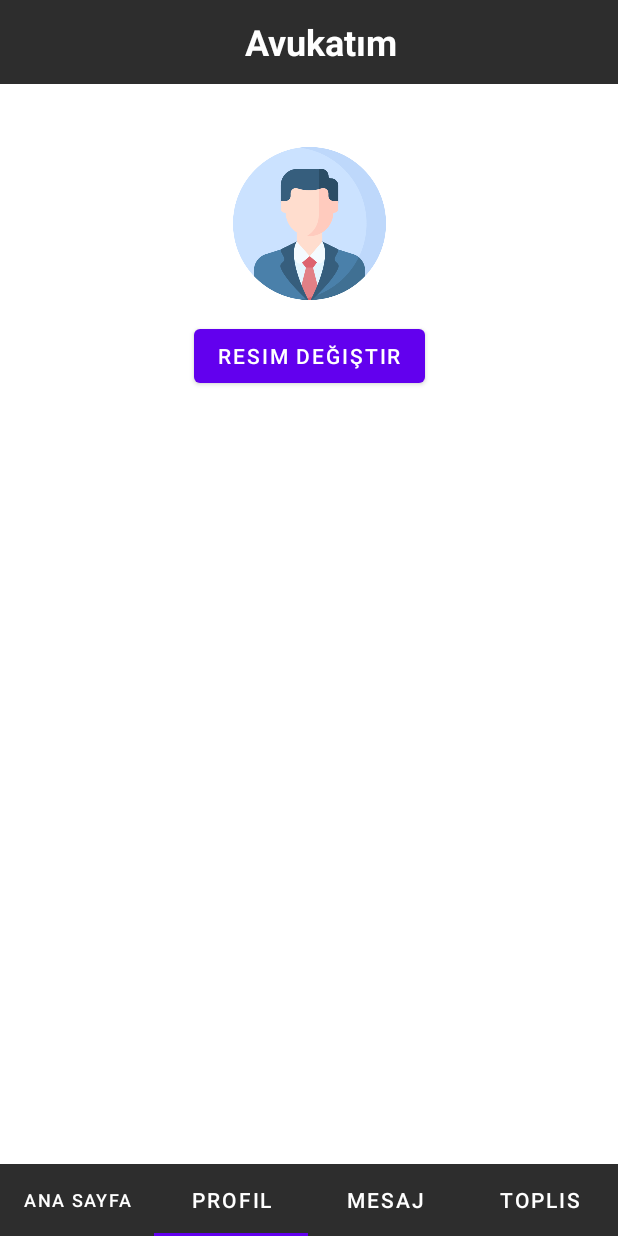
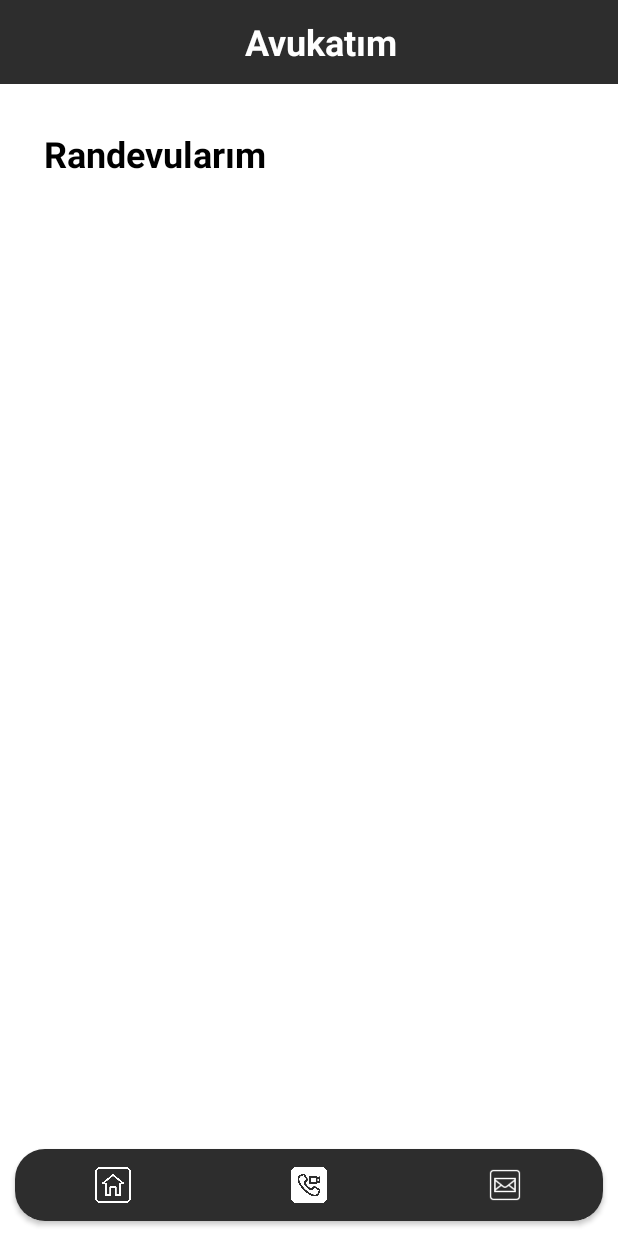
Before and after one commit to engingulek/AvukatimAnroidApp, an Android app: the ClientTabLayoutFragment screen opened through its navigation route, item 2 of the bottom bar chosen, on a phone screen of 412 x 824 dp. Run offline under Robolectric (Android 15) with nearby library versions, the phone set to English and light mode, and no system bars; our stand-ins replace Firebase (no records; nobody signed in at launch, a user with empty details on screens opened directly), data binding.

Commit message:
Tablayout design

```diff
--- a/Avukatım/app/src/main/java/com/example/test/fragment/ClientTabLayoutFragment.kt
+++ b/Avukatım/app/src/main/java/com/example/test/fragment/ClientTabLayoutFragment.kt
@@ -10,13 +10,38 @@ import androidx.viewpager2.adapter.FragmentStateAdapter
 import com.example.test.R
 import com.example.test.databinding.FragmentClientTabLayoutBinding
 import com.google.android.material.tabs.TabLayoutMediator
+import com.google.android.material.tabs.TabLayout
+
+
+import com.google.android.material.tabs.TabLayout.OnTabSelectedListener
 
 
 class ClientTabLayoutFragment : Fragment() {
     private val fragmentList = ArrayList<Fragment>()
     private val fragmentTitleList = ArrayList<String>()
     private lateinit var design : FragmentClientTabLayoutBinding
+    private val tabIcons = intArrayOf(
 
+        R.drawable.home,
+        R.drawable.meet,
+        R.drawable.chat
+
+
+
+
+
+        )
+
+
+    private val selecttabIcons = intArrayOf(
+        R.drawable.selected_home,
+        R.drawable.selected_meet,
+        R.drawable.select_chat
+
+
+
+
+    )
 
 
     override fun onCreateView(
@@ -26,42 +51,73 @@ class ClientTabLayoutFragment : Fragment() {
         design = DataBindingUtil.inflate(inflater,R.layout.fragment_client_tab_layout, container, false)
 
         design.fragmentClientTabLayout = this
-
+        design.clientTabLayout.getTabAt(0)?.setIcon(selecttabIcons[0])
 
         val adapter = MyViewPageAdapter(this)
         design.viewPager.adapter = adapter
 
       if (fragmentTitleList.isEmpty()) {
           fragmentList.add(ClientHomePageFragment())
-          fragmentTitleList.add("Ana Sayfa")
-          fragmentList.add(ClientAuthPageFragment())
+          fragmentTitleList.add("")
+          fragmentList.add(ClientMeetingList())
          fragmentList.add(ChatListFragment())
-          fragmentList.add(ClientMeetingList())
-
           if (fragmentTitleList.size == 1) {
-              fragmentTitleList.add("Profil")
-              fragmentTitleList.add("Mesaj")
-              fragmentTitleList.add("TopliS")
-
-
+              fragmentTitleList.add("")
+              fragmentTitleList.add("")
           }
       }
+// Basılan tablayouta ait fragmentin getirilmesi
+        TabLayoutMediator(design.clientTabLayout,design.viewPager) { tab,position ->
+            tab.setText(fragmentTitleList[position])
+        }.attach()
+        setupTabIcons()
 
 
 
 
-// Basılan tablayouta ait fragmentin getirilmesi
-        TabLayoutMediator(design.clientTabLayout,design.viewPager) { tab,position ->
-            tab.setText(fragmentTitleList[position])
 
-        }.attach()
 
+        design.clientTabLayout.setOnTabSelectedListener(object : OnTabSelectedListener {
+            override fun onTabSelected(tab: TabLayout.Tab) {
+
+
+                if (design.clientTabLayout.getTabAt(0)?.isSelected == true) {
+                    design.clientTabLayout.getTabAt(0)?.setIcon(selecttabIcons[0])
+                    design.clientTabLayout.getTabAt(1)?.setIcon(tabIcons[1])
+                    design.clientTabLayout.getTabAt(2)?.setIcon(tabIcons[2])
+                }
+
+
+                if (design.clientTabLayout.getTabAt(1)?.isSelected == true) {
+                    design.clientTabLayout.getTabAt(1)?.setIcon(selecttabIcons[1])
+                    design.clientTabLayout.getTabAt(0)?.setIcon(tabIcons[0])
+                    design.clientTabLayout.getTabAt(2)?.setIcon(tabIcons[2])
+                }
+
+                if (design.clientTabLayout.getTabAt(2)?.isSelected == true) {
+                    design.clientTabLayout.getTabAt(0)?.setIcon(tabIcons[0])
+                    design.clientTabLayout.getTabAt(1)?.setIcon(tabIcons[1])
+                    design.clientTabLayout.getTabAt(2)?.setIcon(selecttabIcons[2])
+                }
+
+
+            }
+
+            override fun onTabUnselected(tab: TabLayout.Tab) {
+
+            }
+
+            override fun onTabReselected(tab: TabLayout.Tab) {}
+        })
 
 
 
 
         return design.root
     }
+
+
+
 
     // fragment listesi kadar yer oluşturulması
     inner class MyViewPageAdapter(fragmentClientTabLayoutFragment: ClientTabLayoutFragment)
@@ -79,5 +135,14 @@ class ClientTabLayoutFragment : Fragment() {
 
     }
 
+    fun setupTabIcons() {
+        design.clientTabLayout.getTabAt(0)!!.setIcon(selecttabIcons[0])
+        design.clientTabLayout.getTabAt(1)!!.setIcon(tabIcons[1])
+        design.clientTabLayout.getTabAt(2)!!.setIcon(tabIcons[2])
+
+    }
+
+
+
 
 }
--- /dev/null
+++ b/Avukatım/app/src/main/res/drawable/message_icon.xml
@@ -0,0 +1,5 @@
+<vector android:autoMirrored="true" android:height="24dp"
+    android:tint="#FFFFFF" android:viewportHeight="24"
+    android:viewportWidth="24" android:width="24dp" xmlns:android="http://schemas.android.com/apk/res/android">
+    <path android:fillColor="@android:color/white" android:pathData="M20,2L4,2c-1.1,0 -1.99,0.9 -1.99,2L2,22l4,-4h14c1.1,0 2,-0.9 2,-2L22,4c0,-1.1 -0.9,-2 -2,-2zM18,14L6,14v-2h12v2zM18,11L6,11L6,9h12v2zM18,8L6,8L6,6h12v2z"/>
+</vector>
--- /dev/null
+++ b/Avukatım/app/src/main/res/drawable/selected_chat.xml
@@ -0,0 +1,5 @@
+<vector android:height="24dp" android:tint="#FFFFFF"
+    android:viewportHeight="24" android:viewportWidth="24"
+    android:width="24dp" xmlns:android="http://schemas.android.com/apk/res/android">
+    <path android:fillColor="@android:color/white" android:pathData="M20,2H4c-1.1,0 -2,0.9 -2,2v18l4,-4h14c1.1,0 2,-0.9 2,-2V4c0,-1.1 -0.9,-2 -2,-2z"/>
+</vector>
--- /dev/null
+++ b/Avukatım/app/src/main/res/drawable/selected_home_icon.xml
@@ -0,0 +1,5 @@
+<vector android:height="24dp" android:tint="#C10808"
+    android:viewportHeight="24" android:viewportWidth="24"
+    android:width="24dp" xmlns:android="http://schemas.android.com/apk/res/android">
+    <path android:fillColor="#BA0C0C" android:pathData="M10,20v-6h4v6h5v-8h3L12,3 2,12h3v8z"/>
+</vector>
--- /dev/null
+++ b/Avukatım/app/src/main/res/drawable/tab_layout.xml
@@ -0,0 +1,6 @@
+<?xml version="1.0" encoding="utf-8"?>
+<shape xmlns:android="http://schemas.android.com/apk/res/android"
+    android:shape="rectangle">
+    <solid android:color="@color/toolbarColor" />
+    <solid android:color="@android:color/transparent" />
+</shape>
--- a/Avukatım/app/src/main/res/layout/fragment_client_tab_layout.xml
+++ b/Avukatım/app/src/main/res/layout/fragment_client_tab_layout.xml
@@ -53,9 +53,21 @@
 
     </androidx.appcompat.widget.Toolbar>
 
+    <androidx.cardview.widget.CardView
+        android:id="@+id/cardTab"
+        android:layout_width="0dp"
+        android:layout_height="wrap_content"
+        android:layout_marginStart="10dp"
+        android:layout_marginEnd="10dp"
+        android:layout_marginBottom="10dp"
+        app:cardCornerRadius="20dp"
+        app:layout_constraintBottom_toBottomOf="parent"
+        app:layout_constraintEnd_toEndOf="parent"
+        app:layout_constraintStart_toStartOf="parent">
+
         <com.google.android.material.tabs.TabLayout
             android:id="@+id/clientTabLayout"
-        android:layout_width="0dp"
+            android:layout_width="match_parent"
             android:layout_height="wrap_content"
             android:background="@color/toolbarColor"
             app:layout_constraintBottom_toBottomOf="parent"
@@ -63,14 +75,20 @@
             app:layout_constraintStart_toStartOf="parent"
             app:layout_constraintTop_toBottomOf="@+id/viewPager"
             app:tabIconTint="@color/white"
+            app:tabIndicatorHeight="0dp"
+
             app:tabTextColor="#FFFFFF"
             tools:ignore="SpeakableTextPresentCheck,SpeakableTextPresentCheck" />
+
+
+    </androidx.cardview.widget.CardView>
+
 
     <androidx.viewpager2.widget.ViewPager2
         android:id="@+id/viewPager"
         android:layout_width="0dp"
         android:layout_height="0dp"
-        app:layout_constraintBottom_toTopOf="@+id/clientTabLayout"
+        app:layout_constraintBottom_toTopOf="@+id/cardTab"
         app:layout_constraintEnd_toEndOf="parent"
         app:layout_constraintStart_toStartOf="parent"
         app:layout_constraintTop_toBottomOf="@+id/toolbar3" />
--- a/Avukatım/app/src/main/res/values/colors.xml
+++ b/Avukatım/app/src/main/res/values/colors.xml
@@ -2,7 +2,7 @@
 <resources>
     <color name="purple_200">#FFBB86FC</color>
     <color name="purple_500">#FF6200EE</color>
-    <color name="purple_700">#FF3700B3</color>
+    <color name="purple_700">#2D2D2D</color>
     <color name="teal_200">#FF03DAC5</color>
     <color name="teal_700">#FF018786</color>
     <color name="black">#FF000000</color>
```
Also changed, not shown: Avukatım/app/src/main/java/com/example/test/fragment/LawyerTabLayoutFragment.kt (+1 -1 lines), Avukatım/app/src/main/res/drawable/home_icon.xml (+5 -2 lines), Avukatım/app/src/main/res/drawable/test.xml (+5 -10 lines), Avukatım/app/src/main/res/drawable/chat.png (added), Avukatım/app/src/main/res/drawable/home.png (added), Avukatım/app/src/main/res/drawable/meet.png (added), Avukatım/app/src/main/res/drawable/select_chat.png (added), Avukatım/app/src/main/res/drawable/selected_home.png (added), Avukatım/app/src/main/res/drawable/selected_meet.png (added). Lines whose indentation alone changed are shown as unchanged.
